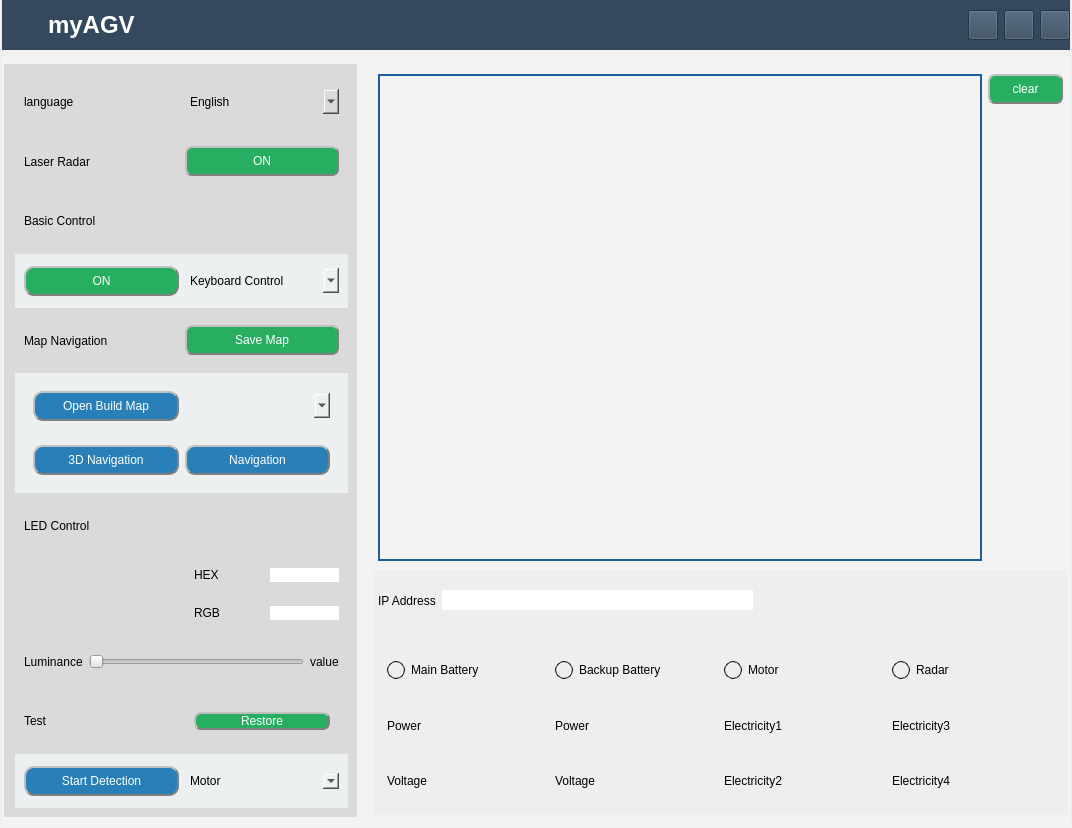
The window that operations_UI/AGV_operations.ui (elephantrobotics/AGV_UI) describes before a commit, drawn with Qt 5.
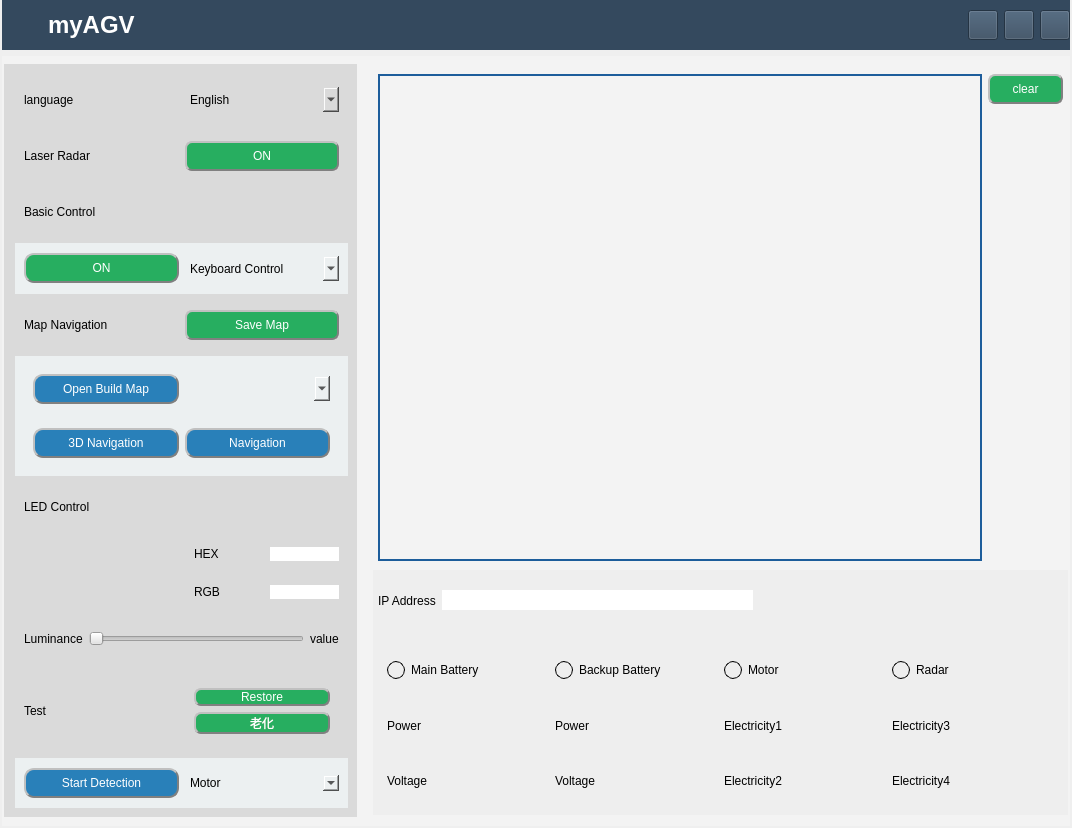
The same window after the commit. Icons and pictures are not drawn.

Commit message: add aging button

```diff
--- a/operations_UI/AGV_operations.ui
+++ b/operations_UI/AGV_operations.ui
@@ -247,8 +247,8 @@
         <rect>
          <x>0</x>
          <y>0</y>
-         <width>1047</width>
-         <height>792</height>
+         <width>1068</width>
+         <height>770</height>
         </rect>
        </property>
        <layout class="QHBoxLayout" name="horizontalLayout" stretch="1,2">
@@ -695,6 +695,21 @@
                    </property>
                   </widget>
                  </item>
+                 <item>
+                  <widget class="QPushButton" name="aging_btn">
+                   <property name="styleSheet">
+                    <string notr="true">background-color: rgb(39, 174, 96);
+color: rgb(255, 255, 255);
+border-radius: 7px;
+border: 2px groove gray;
+border-style: outset;
+font: 75 9pt &quot;Arial&quot;;</string>
+                   </property>
+                   <property name="text">
+                    <string>老化</string>
+                   </property>
+                  </widget>
+                 </item>
                 </layout>
                </widget>
               </item>
```
The commit also changes 4 other files.
